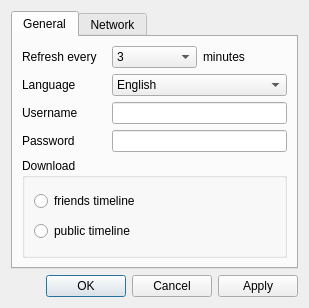
The window that ui/settings.ui (ayoy/qtwitter) describes before a commit, drawn with Qt 5.
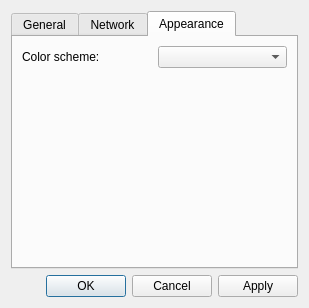
The same window after the commit.

Patch:
```diff
--- a/ui/settings.ui
+++ b/ui/settings.ui
@@ -36,7 +36,7 @@
    <item row="0" column="0">
     <widget class="QTabWidget" name="tabs">
      <property name="currentIndex">
-      <number>0</number>
+      <number>2</number>
      </property>
      <property name="usesScrollButtons">
       <bool>true</bool>
@@ -260,6 +260,54 @@
        </item>
       </layout>
      </widget>
+     <widget class="QWidget" name="appearance">
+      <attribute name="title">
+       <string>Appearance</string>
+      </attribute>
+      <layout class="QVBoxLayout" name="verticalLayout_3">
+       <item>
+        <layout class="QHBoxLayout" name="horizontalLayout">
+         <item>
+          <widget class="QLabel" name="colorLabel">
+           <property name="text">
+            <string>Color scheme:</string>
+           </property>
+          </widget>
+         </item>
+         <item>
+          <widget class="QComboBox" name="colorBox">
+           <property name="currentIndex">
+            <number>-1</number>
+           </property>
+           <item>
+            <property name="text">
+             <string notr="true">Caramel</string>
+            </property>
+           </item>
+           <item>
+            <property name="text">
+             <string notr="true">Sky</string>
+            </property>
+           </item>
+          </widget>
+         </item>
+        </layout>
+       </item>
+       <item>
+        <spacer name="verticalSpacer_2">
+         <property name="orientation">
+          <enum>Qt::Vertical</enum>
+         </property>
+         <property name="sizeHint" stdset="0">
+          <size>
+           <width>20</width>
+           <height>156</height>
+          </size>
+         </property>
+        </spacer>
+       </item>
+      </layout>
+     </widget>
     </widget>
    </item>
   </layout>
```
